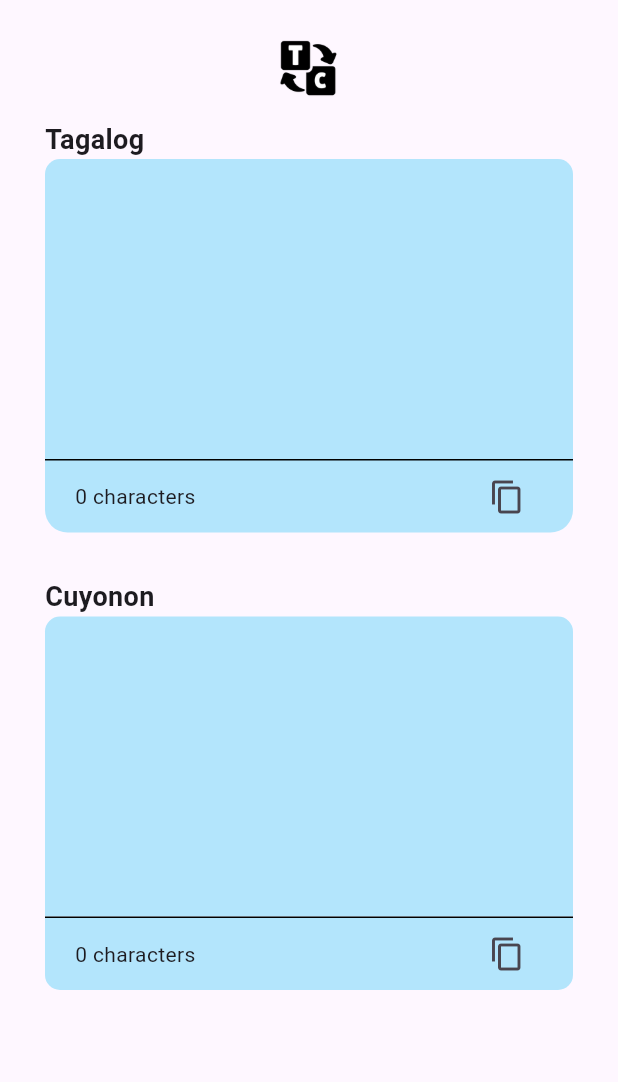
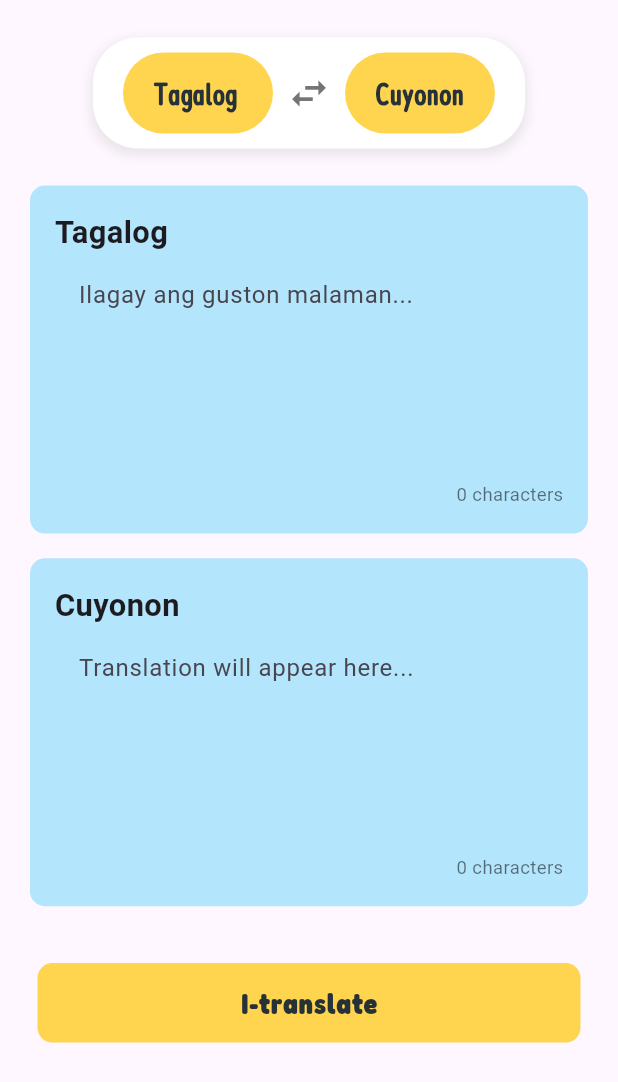
Before and after one commit to zipypie/taga-cuyo, a Flutter app: the TranslatorScreen screen opened directly, on a phone screen of 412 x 824 dp. Shown: the top 1082 px of the screen. Run offline on Flutter 3.47's test engine with Material 3 defaults, Android fonts, the light colour scheme and no system bars; our stand-ins replace bloc, cloud_firestore, device_info_plus, equatable, firebase_auth, firebase_core and 7 more; missing offline and left inert: firebase_app_check; accounts and stored records are empty.

Commit message:
modify translator

```diff
--- /dev/null
+++ b/lib/src/features/screens/main_screens/translator/language_model.dart
@@ -0,0 +1,18 @@
+class LanguagePair {
+  String language1;
+  String language2;
+
+  LanguagePair({required this.language1, required this.language2});
+
+  // Method to swap the languages
+  void swap() {
+    String temp = language1;
+    language1 = language2;
+    language2 = temp;
+  }
+
+  // Method to get the current language pair
+  List<String> getCurrentLanguages() {
+    return [language1, language2];
+  }
+}
--- /dev/null
+++ b/lib/src/features/screens/main_screens/translator/language_switch.dart
@@ -0,0 +1,133 @@
+import 'package:flutter/material.dart';
+import 'package:taga_cuyo/src/features/constants/colors.dart';
+import 'package:taga_cuyo/src/features/constants/fontstyles.dart';
+import 'package:taga_cuyo/src/features/screens/main_screens/translator/language_model.dart';
+
+class LanguageSwitcher extends StatefulWidget {
+  final LanguagePair languagePair;
+  final VoidCallback onLanguageSwap;
+
+  const LanguageSwitcher({
+    super.key,
+    required this.languagePair,
+    required this.onLanguageSwap,
+  });
+
+  @override
+  LanguageSwitcherState createState() => LanguageSwitcherState();
+}
+
+class LanguageSwitcherState extends State<LanguageSwitcher> with SingleTickerProviderStateMixin {
+  late AnimationController _controller;
+  late Animation<Offset> _slideAnimation1;
+  late Animation<Offset> _slideAnimation2;
+
+  @override
+  void initState() {
+    super.initState();
+    // Initialize the animation controller
+    _controller = AnimationController(
+      vsync: this,
+      duration: const Duration(milliseconds: 400),
+    );
+
+    // Initialize the slide animations with adjusted positions
+    _slideAnimation1 = Tween<Offset>(begin: const Offset(0, 0), end: Offset(1.5, 0))
+        .animate(CurvedAnimation(parent: _controller, curve: Curves.easeInOut));
+
+    _slideAnimation2 = Tween<Offset>(begin: Offset(0, 0), end: Offset(-1.5, 0))
+        .animate(CurvedAnimation(parent: _controller, curve: Curves.easeInOut));
+  }
+
+  void swapLanguages() {
+    widget.onLanguageSwap(); // Call the callback to swap languages in TranslatorScreen
+    _controller.forward(from: 0.0); // Restart the slide animation
+  }
+
+  @override
+  Widget build(BuildContext context) {
+    return Center(
+      child: Container(
+        padding: const EdgeInsets.symmetric(horizontal: 20, vertical: 10),
+        decoration: BoxDecoration(
+          color: Colors.white,
+          borderRadius: BorderRadius.circular(30),
+          boxShadow: [
+            BoxShadow(
+              color: Colors.grey.withOpacity(0.2),
+              spreadRadius: 2,
+              blurRadius: 5,
+              offset: const Offset(0, 3),
+            ),
+          ],
+        ),
+        child: Row(
+          mainAxisSize: MainAxisSize.min,
+          children: [
+            // Language 1 container with SlideTransition
+            SizedBox(
+              width: 100,
+              child: SlideTransition(
+                position: _slideAnimation1,
+                child: Container(
+                  key: ValueKey<String>(widget.languagePair.language1), // Use the current language
+                  padding: const EdgeInsets.symmetric(horizontal: 20, vertical: 12),
+                  decoration: BoxDecoration(
+                    color: AppColors.primary,
+                    borderRadius: BorderRadius.circular(30),
+                  ),
+                  child: Text(
+                    widget.languagePair.language1, // Display language1
+                    style: const TextStyle(
+                      color: AppColors.titleColor,
+                      fontSize: 21,
+                      fontWeight: FontWeight.bold,
+                      fontFamily: AppFonts.fcr,
+                    ),
+                  ),
+                ),
+              ),
+            ),
+            // Swap Button
+            IconButton(
+              onPressed: swapLanguages,
+              icon: Icon(Icons.swap_horiz),
+              color: Colors.grey[600],
+              iconSize: 30,
+            ),
+            // Language 2 container with SlideTransition
+            SizedBox(
+              width: 100,
+              child: SlideTransition(
+                position: _slideAnimation2,
+                child: Container(
+                  key: ValueKey<String>(widget.languagePair.language2), // Use the current language
+                  padding: const EdgeInsets.symmetric(horizontal: 20, vertical: 12),
+                  decoration: BoxDecoration(
+                    color: AppColors.primary,
+                    borderRadius: BorderRadius.circular(30),
+                  ),
+                  child: Text(
+                    widget.languagePair.language2, // Display language2
+                    style: const TextStyle(
+                      color: AppColors.titleColor,
+                      fontSize: 21,
+                      fontWeight: FontWeight.bold,
+                      fontFamily: AppFonts.fcr,
+                    ),
+                  ),
+                ),
+              ),
+            ),
+          ],
+        ),
+      ),
+    );
+  }
+
+  @override
+  void dispose() {
+    _controller.dispose(); // Dispose of the controller when no longer needed
+    super.dispose();
+  }
+}
--- a/lib/src/features/screens/main_screens/translator/translation_bloc.dart
+++ /dev/null
@@ -1,27 +0,0 @@
-// translation_bloc.dart
-import 'package:flutter_bloc/flutter_bloc.dart';
-import 'translator_event.dart';
-import 'translator_state.dart';
-
-class TranslatorBloc extends Bloc<TranslatorEvent, TranslatorState> {
-  bool isCuyononToTagalog = false;
-
-  TranslatorBloc() : super(TranslatorInitial()) {
-    on<ToggleTranslationDirection>((event, emit) {
-      isCuyononToTagalog = !isCuyononToTagalog;
-      emit(TranslatorDirectionToggled(isCuyononToTagalog));
-    });
-
-    on<TranslateText>((event, emit) {
-      // Check if the input text is empty
-      if (event.text.isEmpty) {
-        emit(TranslatorTranslated('', characterCount: 0)); // Emit with empty string and count 0
-      } else {
-        // Implement your translation logic here
-        final translatedText = event.text; // Placeholder for actual translation
-        final characterCount = translatedText.length; // Get character count
-        emit(TranslatorTranslated(translatedText, characterCount: characterCount));
-      }
-    });
-  }
-}
--- a/lib/src/features/screens/main_screens/translator/translator_event.dart
+++ /dev/null
@@ -1,15 +0,0 @@
-// translator_event.dart
-abstract class TranslatorEvent {}
-
-class ToggleTranslationDirection extends TranslatorEvent {}
-
-class TranslateText extends TranslatorEvent {
-  final String text;
-
-  TranslateText(this.text);
-}
-
-class UpdateCharacterCount extends TranslatorEvent {
-  final int count;
-  UpdateCharacterCount(this.count);
-}
--- a/lib/src/features/screens/main_screens/translator/translator_screen.dart
+++ b/lib/src/features/screens/main_screens/translator/translator_screen.dart
@@ -1,133 +1,136 @@
 import 'package:flutter/material.dart';
-import 'package:flutter/services.dart';
-import 'package:flutter_bloc/flutter_bloc.dart';
-import 'translation_bloc.dart';
-import 'translator_event.dart';
-import 'translator_state.dart';
+import 'package:taga_cuyo/src/features/common_widgets/button.dart';
+import 'package:taga_cuyo/src/features/screens/main_screens/translator/language_model.dart';
+import 'package:taga_cuyo/src/features/screens/main_screens/translator/language_switch.dart';
 
-class TranslatorScreen extends StatelessWidget {
+class TranslatorScreen extends StatefulWidget {
+  const TranslatorScreen({super.key});
+
+  @override
+  State<TranslatorScreen> createState() => _TranslatorScreenState();
+}
+
+class _TranslatorScreenState extends State<TranslatorScreen> {
   final TextEditingController _inputController = TextEditingController();
   final TextEditingController _outputController = TextEditingController();
 
-  TranslatorScreen({super.key});
+  // Initialize LanguagePair with default languages
+  LanguagePair languagePair =
+      LanguagePair(language1: 'Tagalog', language2: 'Cuyonon');
+
+  int _inputCharCount = 0;
+  int _outputCharCount = 0;
+
+  @override
+  void initState() {
+    super.initState();
+
+    // Add listeners to update character count dynamically
+    _inputController.addListener(() {
+      setState(() {
+        _inputCharCount = _inputController.text.length;
+      });
+    });
+
+    _outputController.addListener(() {
+      setState(() {
+        _outputCharCount = _outputController.text.length;
+      });
+    });
+  }
+
+  @override
+  void dispose() {
+    // Dispose controllers to avoid memory leaks
+    _inputController.dispose();
+    _outputController.dispose();
+    super.dispose();
+  }
 
   @override
   Widget build(BuildContext context) {
-    return BlocProvider(
-      create: (_) => TranslatorBloc(),
-      child: BlocBuilder<TranslatorBloc, TranslatorState>(
-        builder: (context, state) {
-          final cubit = BlocProvider.of<TranslatorBloc>(context);
+    // Get the media query data for screen size
+    final mediaQuery = MediaQuery.of(context);
+    final screenWidth = mediaQuery.size.width;
+    final screenHeight = mediaQuery.size.height;
 
-          // Update output text controller based on the state
-          if (state is TranslatorTranslated) {
-            _outputController.text = state.translatedText;
-          }
+    // Adjust padding and font sizes based on screen width
+    final isLargeScreen = screenWidth > 600;
 
     return Scaffold(
       body: Padding(
-              padding: const EdgeInsets.only(top: 25.0),
-              child: SingleChildScrollView(
+        padding: EdgeInsets.symmetric(
+          horizontal: isLargeScreen ? 40 : 20,
+          vertical: isLargeScreen ? 40 : 25,
+        ),
         child: Column(
-                  mainAxisAlignment: MainAxisAlignment.spaceEvenly,
-                  crossAxisAlignment: CrossAxisAlignment.center,
+          mainAxisAlignment: MainAxisAlignment.start,
           children: [
-                    GestureDetector(
-                      onTap: () {
-                        cubit.add(ToggleTranslationDirection());
+            // Pass the languagePair to LanguageSwitcher
+            LanguageSwitcher(
+              languagePair: languagePair,
+              onLanguageSwap: _swapLanguages,
+            ),
+            SizedBox(height: screenHeight * 0.03), // 3% of screen height
+            _buildInputContainer(),
+            SizedBox(height: screenHeight * 0.02), // 2% of screen height
+            _buildOutputContainer(),
+            SizedBox(height: screenHeight * 0.04), // 4% of screen height
+            MyButton(
+              onTab: () {
+                setState(() {
+                  _outputController.text =
+                      _inputController.text; // Copy text from input to output
+                });
               },
-                      child: Image.asset(
-                        cubit.isCuyononToTagalog
-                            ? 'assets/icons/translator_ct_active.png'
-                            : 'assets/icons/translator_active.png',
-                        height: 40,
-                      ),
-                    ),
-                    _buildInputContainer(
-                        cubit, state, context), // Pass state as a parameter
-                    _buildOutputContainer(cubit, context),
+              text: 'I-translate', // Button label, change it as needed
+            )
           ],
         ),
-              ),
-            ),
-          );
-        },
       ),
     );
   }
 
-  Widget _buildInputContainer(
-      TranslatorBloc cubit, TranslatorState state, BuildContext context) {
-    final width = (MediaQuery.of(context).size.width * 0.018)
-        .toInt(); // Convert to int here
+  void _swapLanguages() {
+    setState(() {
+      languagePair.swap(); // Swap the languages in the LanguagePair
+    });
+  }
+
+  Widget _buildInputContainer() {
+    final screenWidth = MediaQuery.of(context).size.width;
 
     return Container(
-      padding: const EdgeInsets.fromLTRB(30, 15, 30, 15),
+      padding: EdgeInsets.all(screenWidth * 0.04), // 4% of screen width
+      decoration: BoxDecoration(
+        color: Colors.lightBlue[100],
+        borderRadius: BorderRadius.circular(10),
+      ),
       child: Column(
         crossAxisAlignment: CrossAxisAlignment.start,
         children: [
           Text(
-            cubit.isCuyononToTagalog ? 'Cuyonon' : 'Tagalog',
-            style: const TextStyle(fontSize: 18, fontWeight: FontWeight.bold),
+            languagePair.language1, // Show the current language1
+            style: TextStyle(
+              fontSize: screenWidth * 0.05, // Font size based on screen width
+              fontWeight: FontWeight.bold,
+            ),
           ),
           TextField(
             controller: _inputController,
-            maxLines: width, // Use the integer value
-            onChanged: (text) {
-              // Trim whitespace to avoid counting it as a character
-              String trimmedText = text.trim();
-              if (trimmedText.isEmpty) {
-                _outputController
-                    .clear(); // Clear the output text when input is empty
-                cubit.add(
-                    TranslateText(trimmedText)); // Emit event for empty input
-              } else {
-                cubit.add(TranslateText(
-                    trimmedText)); // Emit event for non-empty input
-              }
-            },
-            decoration: InputDecoration(
-              filled: true,
-              fillColor: Colors.lightBlue[100],
-              border: const OutlineInputBorder(
-                borderRadius: BorderRadius.only(
-                  topLeft: Radius.circular(10),
-                  topRight: Radius.circular(10),
-                ),
-                borderSide: BorderSide.none,
+            maxLines: 5,
+            decoration: const InputDecoration(
+              border: OutlineInputBorder(borderSide: BorderSide.none),
+              hintText: "Ilagay ang guston malaman...",
             ),
           ),
-          ),
-          Container(
-            decoration: BoxDecoration(
-              color: Colors.lightBlue[100],
-              borderRadius: const BorderRadius.only(
-                bottomLeft: Radius.circular(15),
-                bottomRight: Radius.circular(15),
-              ),
-              border: const Border(
-                top: BorderSide(width: 1, color: Colors.black),
-              ),
-            ),
-            child: Padding(
-              padding: const EdgeInsets.symmetric(horizontal: 20),
-              child: Row(
-                mainAxisAlignment: MainAxisAlignment.spaceBetween,
-                children: [
-                  // Update character count display based on current state
-                  Text(
-                    state is TranslatorTranslated
-                        ? '${state.characterCount} characters'
-                        : '0 characters', // Default to 0 if state is not TranslatorTranslated
-                  ),
-                  IconButton(
-                    icon: const Icon(Icons.copy),
-                    onPressed: () {
-                      Clipboard.setData(
-                          ClipboardData(text: _inputController.text));
-                    },
-                  ),
-                ],
+          Align(
+            alignment: Alignment.bottomRight,
+            child: Text(
+              "$_inputCharCount characters",
+              style: TextStyle(
+                fontSize: screenWidth * 0.03, // Font size based on screen width
+                color: Colors.black54,
               ),
             ),
           ),
@@ -136,66 +139,41 @@ class TranslatorScreen extends StatelessWidget {
     );
   }
 
-  Widget _buildOutputContainer(TranslatorBloc cubit, BuildContext context) {
-    final width = (MediaQuery.of(context).size.width * 0.018).toInt();
+  Widget _buildOutputContainer() {
+    final screenWidth = MediaQuery.of(context).size.width;
 
     return Container(
-      padding: const EdgeInsets.fromLTRB(30, 15, 30, 30),
+      padding: EdgeInsets.all(screenWidth * 0.04), // 4% of screen width
+      decoration: BoxDecoration(
+        color: Colors.lightBlue[100],
+        borderRadius: BorderRadius.circular(10),
+      ),
       child: Column(
         crossAxisAlignment: CrossAxisAlignment.start,
         children: [
           Text(
-            cubit.isCuyononToTagalog ? 'Tagalog' : 'Cuyonon',
-            style: const TextStyle(fontSize: 18, fontWeight: FontWeight.bold),
+            languagePair.language2, // Show the current language2
+            style: TextStyle(
+              fontSize: screenWidth * 0.05, // Font size based on screen width
+              fontWeight: FontWeight.bold,
+            ),
           ),
           TextField(
-            controller: _outputController, // Use _outputController for output
-            maxLines: width,
-            readOnly:
-                true, // Make it read-only if it's just for displaying translation
-            decoration: InputDecoration(
-              filled: true,
-              fillColor: Colors.lightBlue[100],
-              border: const OutlineInputBorder(
-                borderRadius: BorderRadius.only(
-                  topLeft: Radius.circular(10),
-                  topRight: Radius.circular(10),
-                ),
-                borderSide: BorderSide.none,
+            controller: _outputController,
+            maxLines: 5,
+            readOnly: true,
+            decoration: const InputDecoration(
+              border: OutlineInputBorder(borderSide: BorderSide.none),
+              hintText: "Translation will appear here...",
             ),
           ),
-          ),
-          Container(
-            decoration: BoxDecoration(
-              color: Colors.lightBlue[100], // Color inside BoxDecoration
-              borderRadius: const BorderRadius.only(
-                bottomLeft:
-                    Radius.circular(10), // Correct radius for the bottom
-                bottomRight:
-                    Radius.circular(10), // Correct radius for the bottom
-              ),
-              border: const Border(
-                top: BorderSide(
-                    width: 1, color: Colors.black), // Only top border
-              ),
-            ),
-            child: Padding(
-              padding: const EdgeInsets.symmetric(horizontal: 20),
-              child: Row(
-                mainAxisAlignment: MainAxisAlignment.spaceBetween,
-                children: [
-                  Text(
-                      '${_outputController.text.length} characters'), // Count characters in output
-                  IconButton(
-                    icon: const Icon(Icons.copy),
-                    onPressed: () {
-                      // Implement copy to clipboard functionality
-                      Clipboard.setData(
-                        ClipboardData(text: _outputController.text),
-                      );
-                    },
-                  ),
-                ],
+          Align(
+            alignment: Alignment.bottomRight,
+            child: Text(
+              "$_outputCharCount characters",
+              style: TextStyle(
+                fontSize: screenWidth * 0.03, // Font size based on screen width
+                color: Colors.black54,
               ),
             ),
           ),
--- a/lib/src/features/screens/main_screens/translator/translator_state.dart
+++ /dev/null
@@ -1,17 +0,0 @@
-// translator_state.dart
-abstract class TranslatorState {}
-
-class TranslatorInitial extends TranslatorState {}
-
-class TranslatorDirectionToggled extends TranslatorState {
-  final bool isCuyononToTagalog;
-
-  TranslatorDirectionToggled(this.isCuyononToTagalog);
-}
-
-class TranslatorTranslated extends TranslatorState {
-  final String translatedText;
-  final int characterCount; // Add a character count field
-
-  TranslatorTranslated(this.translatedText, {this.characterCount = 0});
-}
--- a/pubspec.yaml
+++ b/pubspec.yaml
@@ -46,6 +46,7 @@ dependencies:
   intl: ^0.19.0
   device_info_plus: ^11.1.1
   firebase_database: ^11.1.6
+  flutter_animate: ^4.5.0
 
 
 
```
Also changed, not shown: pubspec.lock. Lines whose indentation alone changed are shown as unchanged.
